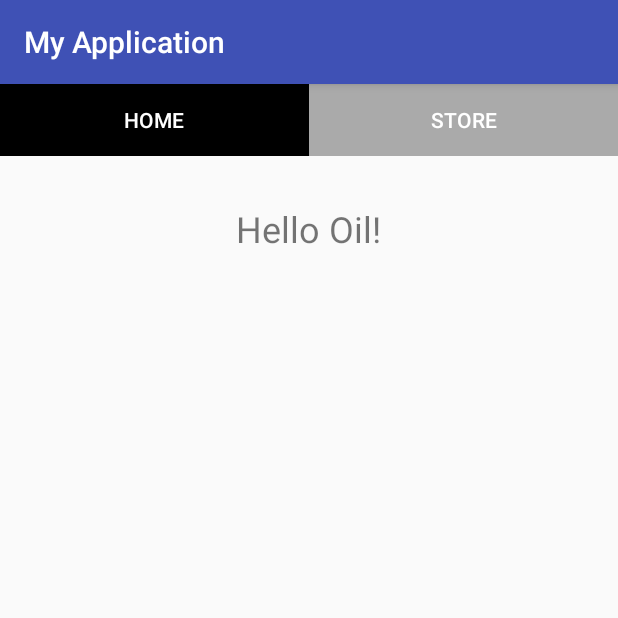
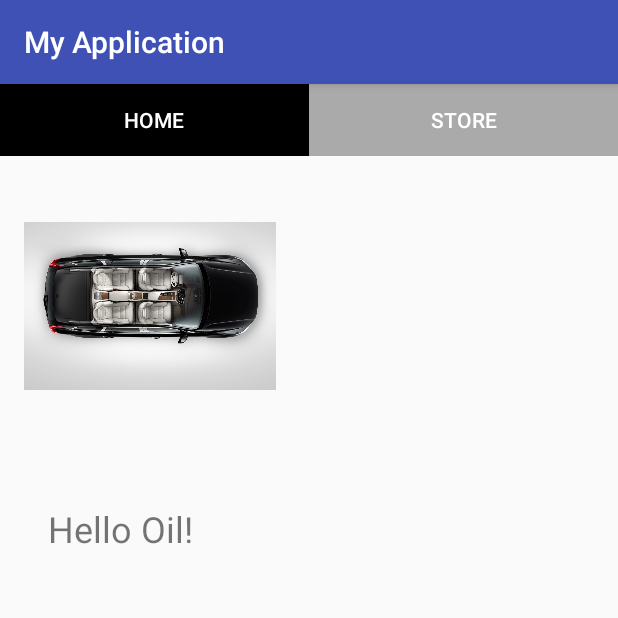
Before and after one commit to cebed/DAT256-TeamProject, an Android app: the screen it shows after launch (MainActivity), on a phone screen of 412 x 824 dp, the top half of it. Run offline under Robolectric (Android 15) with nearby library versions, the phone set to English and light mode, and no system bars; 2 statements that could not run were skipped.

Commit message:
Added visual image of number of passengers

```diff
--- a/app/src/main/res/layout/activity_main.xml
+++ b/app/src/main/res/layout/activity_main.xml
@@ -1,12 +1,9 @@
 <?xml version="1.0" encoding="utf-8"?>
-<ScrollView xmlns:android="http://schemas.android.com/apk/res/android"
+
+<LinearLayout
+    xmlns:android="http://schemas.android.com/apk/res/android"
     xmlns:app="http://schemas.android.com/apk/res-auto"
     xmlns:tools="http://schemas.android.com/tools"
-    android:layout_width="match_parent"
-    android:layout_height="match_parent"
-    tools:context=".MainActivity">
-
-    <LinearLayout
     android:layout_width="match_parent"
     android:layout_height="match_parent"
     android:orientation="vertical">
@@ -40,16 +37,33 @@
             />
     </LinearLayout>
 
+    <ImageView
+        android:id="@+id/carImageView"
+        android:layout_width="200dp"
+        android:layout_height="200dp"
+        android:padding="16dp"
+        android:src="@mipmap/car_0"/>
+
+    <ScrollView
+        android:layout_width="match_parent"
+        android:layout_height="match_parent"
+        tools:context=".MainActivity">
+
+            <LinearLayout
+                android:layout_width="match_parent"
+                android:layout_height="wrap_content"
+                android:orientation="horizontal">
+
                 <TextView
                     android:id="@+id/mainText"
                     android:layout_width="wrap_content"
                     android:layout_height="wrap_content"
                     android:padding="16dp"
                     android:layout_margin="16dp"
-            android:layout_gravity="center_horizontal"
                     android:text="@string/hello_oil"
                     android:textSize="24sp"/>
 
             </LinearLayout>
 
     </ScrollView>
+</LinearLayout>
```
Also changed, not shown: app/src/main/java/com/semcon/oil/carpoc/MainActivity.java (+85 -55 lines), app/src/main/res/mipmap-hdpi/car_0.jpg (added), app/src/main/res/mipmap-hdpi/car_1.jpg (added), app/src/main/res/mipmap-hdpi/car_2.jpg (added), app/src/main/res/mipmap-hdpi/car_3.jpg (added), app/src/main/res/mipmap-hdpi/car_4.jpg (added), 1 other file. Lines whose indentation alone changed are shown as unchanged.
